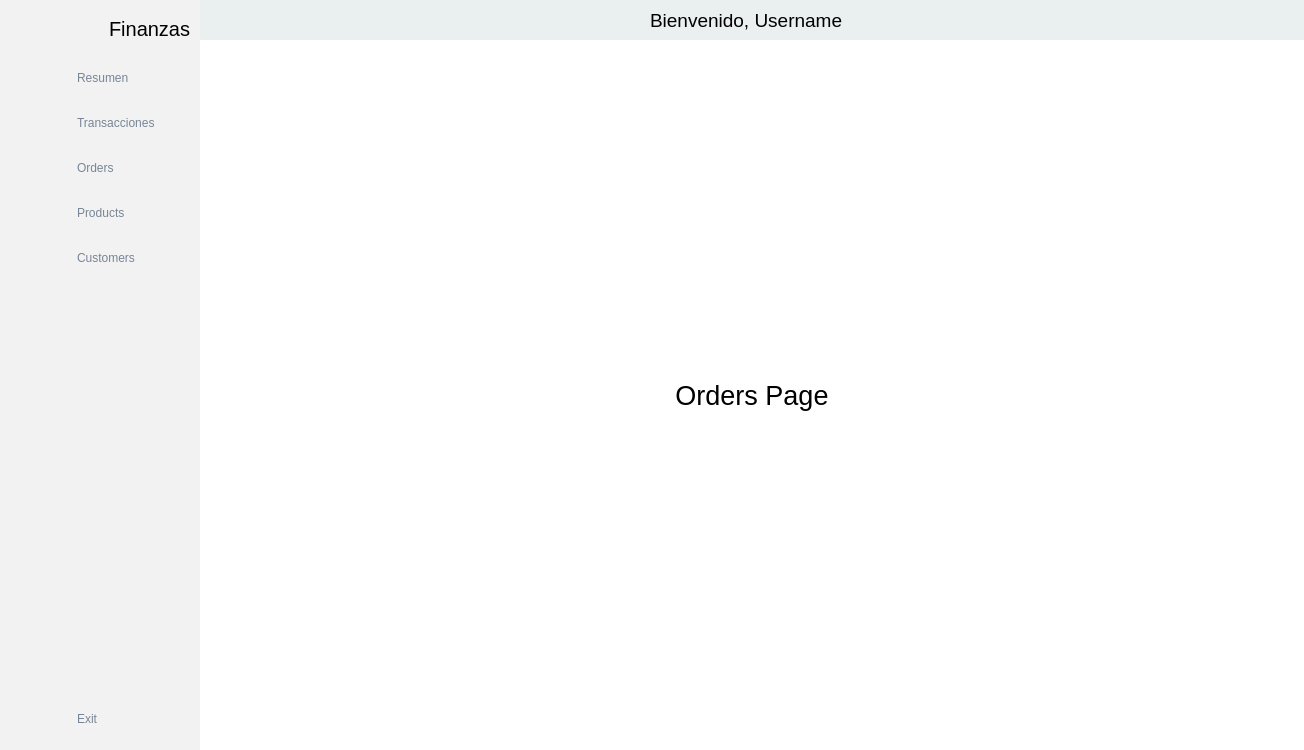
This is asistente-personal-ventanas/ventanaPrincipal/ventanaPrincipal.ui in phkandresc/asistente-personal as Qt 5 draws it before an edit. The edited form follows.
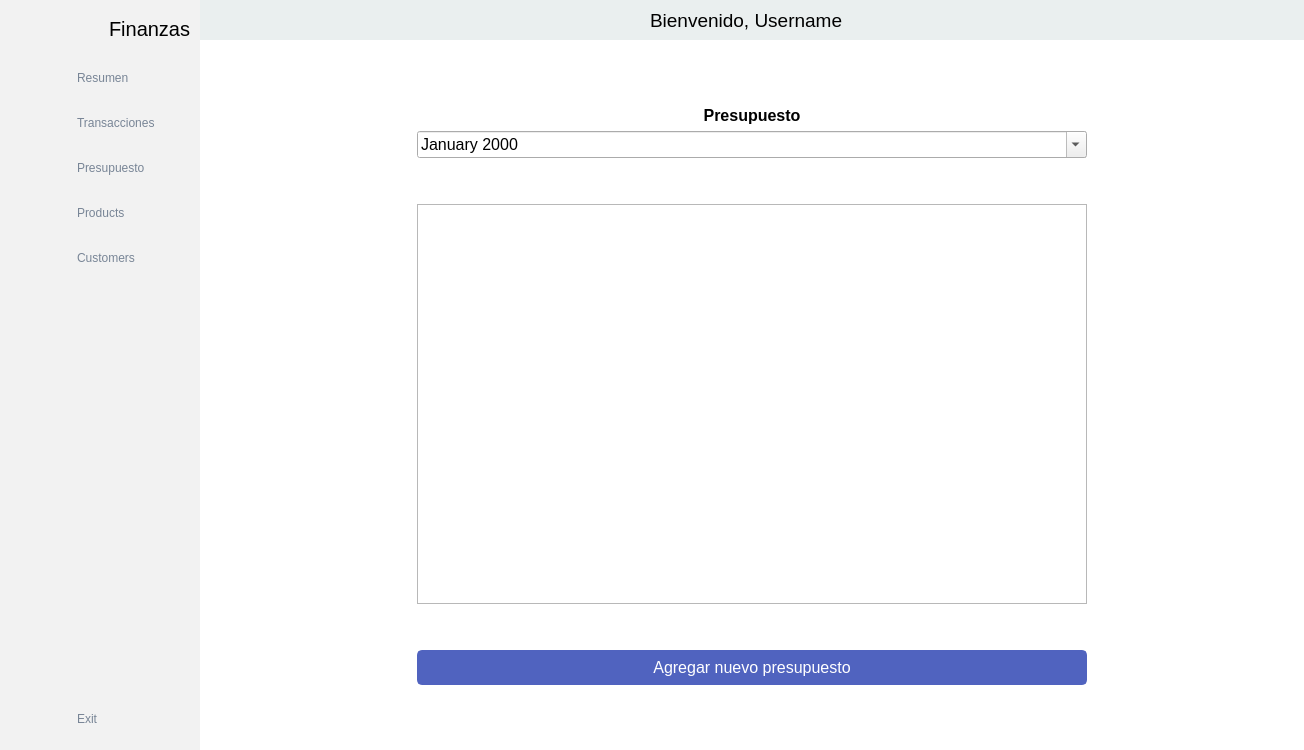
This is the edited form. The open tabs and pages were chosen to show the change. Icons and pictures are not drawn.

The edit to the form file:
```diff
--- a/asistente-personal-ventanas/ventanaPrincipal/ventanaPrincipal.ui
+++ b/asistente-personal-ventanas/ventanaPrincipal/ventanaPrincipal.ui
@@ -99,8 +99,6 @@
 	background-color: rgb(255, 255, 255);
 }
 
-#btnAgregarTransaccion{
-}
 
 #btnAgregarTransaccion {
 	background-color: rgb(80, 99, 191);
@@ -115,7 +113,20 @@
 	background-color: rgb(65, 84, 176);
 	border: 2px solid rgb(65, 84, 176);
 }
-</string>
+
+#btnNuevoPresupuesto {
+	background-color: rgb(80, 99, 191);
+	color: rgb(255, 255, 255);
+	border: 2px solid rgb(80, 99, 191);
+	border-radius: 5px;
+	padding: 6px;
+}
+
+#btnNuevoPresupuesto:hover,
+#btnNuevoPresupuesto:clicked{
+	background-color: rgb(65, 84, 176);
+	border: 2px solid rgb(65, 84, 176);
+}</string>
   </property>
   <widget class="QWidget" name="centralwidget">
    <layout class="QGridLayout" name="gridLayout">
@@ -237,7 +248,7 @@
          <item>
           <widget class="QPushButton" name="orders_btn_2">
            <property name="text">
-            <string>Orders</string>
+            <string>Presupuesto</string>
            </property>
            <property name="icon">
             <iconset resource="resource.qrc">
@@ -1079,20 +1090,153 @@
          </widget>
          <widget class="QWidget" name="page_3">
           <layout class="QGridLayout" name="gridLayout_4">
-           <item row="0" column="0">
-            <widget class="QLabel" name="label_6">
-             <property name="font">
-              <font>
-               <pointsize>20</pointsize>
-              </font>
+           <item row="0" column="1">
+            <spacer name="verticalSpacer_12">
+             <property name="orientation">
+              <enum>Qt::Orientation::Vertical</enum>
              </property>
-             <property name="text">
-              <string>Orders Page</string>
+             <property name="sizeHint" stdset="0">
+              <size>
+               <width>20</width>
+               <height>37</height>
+              </size>
              </property>
-             <property name="alignment">
-              <set>Qt::AlignmentFlag::AlignCenter</set>
+            </spacer>
+           </item>
+           <item row="1" column="0">
+            <spacer name="horizontalSpacer_9">
+             <property name="orientation">
+              <enum>Qt::Orientation::Horizontal</enum>
              </property>
-            </widget>
+             <property name="sizeHint" stdset="0">
+              <size>
+               <width>191</width>
+               <height>20</height>
+              </size>
+             </property>
+            </spacer>
+           </item>
+           <item row="1" column="1">
+            <layout class="QVBoxLayout" name="verticalLayout_22">
+             <item>
+              <layout class="QVBoxLayout" name="verticalLayout_21">
+               <item>
+                <widget class="QLabel" name="label">
+                 <property name="font">
+                  <font>
+                   <pointsize>12</pointsize>
+                   <bold>true</bold>
+                  </font>
+                 </property>
+                 <property name="text">
+                  <string>Presupuesto</string>
+                 </property>
+                 <property name="alignment">
+                  <set>Qt::AlignmentFlag::AlignCenter</set>
+                 </property>
+                </widget>
+               </item>
+               <item>
+                <widget class="QDateEdit" name="datePresupuesto">
+                 <property name="font">
+                  <font>
+                   <pointsize>12</pointsize>
+                  </font>
+                 </property>
+                 <property name="displayFormat">
+                  <string>MMMM yyyy</string>
+                 </property>
+                 <property name="calendarPopup">
+                  <bool>true</bool>
+                 </property>
+                </widget>
+               </item>
+              </layout>
+             </item>
+             <item>
+              <spacer name="verticalSpacer_11">
+               <property name="orientation">
+                <enum>Qt::Orientation::Vertical</enum>
+               </property>
+               <property name="sizeHint" stdset="0">
+                <size>
+                 <width>20</width>
+                 <height>40</height>
+                </size>
+               </property>
+              </spacer>
+             </item>
+             <item>
+              <layout class="QVBoxLayout" name="verticalLayout_20">
+               <item>
+                <widget class="QTableWidget" name="tablaPresupuestoMensual">
+                 <property name="minimumSize">
+                  <size>
+                   <width>670</width>
+                   <height>400</height>
+                  </size>
+                 </property>
+                 <property name="font">
+                  <font>
+                   <pointsize>12</pointsize>
+                  </font>
+                 </property>
+                </widget>
+               </item>
+               <item>
+                <spacer name="verticalSpacer_10">
+                 <property name="orientation">
+                  <enum>Qt::Orientation::Vertical</enum>
+                 </property>
+                 <property name="sizeHint" stdset="0">
+                  <size>
+                   <width>20</width>
+                   <height>40</height>
+                  </size>
+                 </property>
+                </spacer>
+               </item>
+               <item>
+                <widget class="QPushButton" name="btnNuevoPresupuesto">
+                 <property name="font">
+                  <font>
+                   <pointsize>12</pointsize>
+                  </font>
+                 </property>
+                 <property name="text">
+                  <string>Agregar nuevo presupuesto</string>
+                 </property>
+                </widget>
+               </item>
+              </layout>
+             </item>
+            </layout>
+           </item>
+           <item row="1" column="2">
+            <spacer name="horizontalSpacer_8">
+             <property name="orientation">
+              <enum>Qt::Orientation::Horizontal</enum>
+             </property>
+             <property name="sizeHint" stdset="0">
+              <size>
+               <width>191</width>
+               <height>20</height>
+              </size>
+             </property>
+            </spacer>
+           </item>
+           <item row="2" column="1">
+            <spacer name="verticalSpacer_13">
+             <property name="orientation">
+              <enum>Qt::Orientation::Vertical</enum>
+             </property>
+             <property name="sizeHint" stdset="0">
+              <size>
+               <width>20</width>
+               <height>37</height>
+              </size>
+             </property>
+            </spacer>
            </item>
           </layout>
          </widget>
```
Left out of the diff: 24 changed lines with no effect on the pictures.
